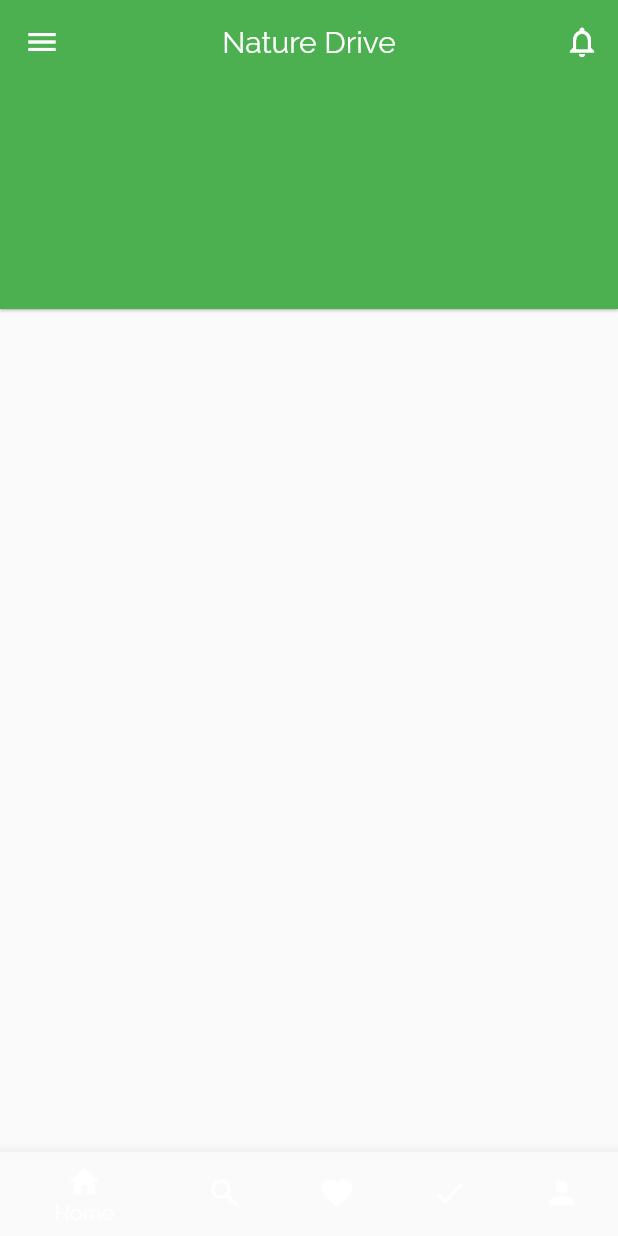
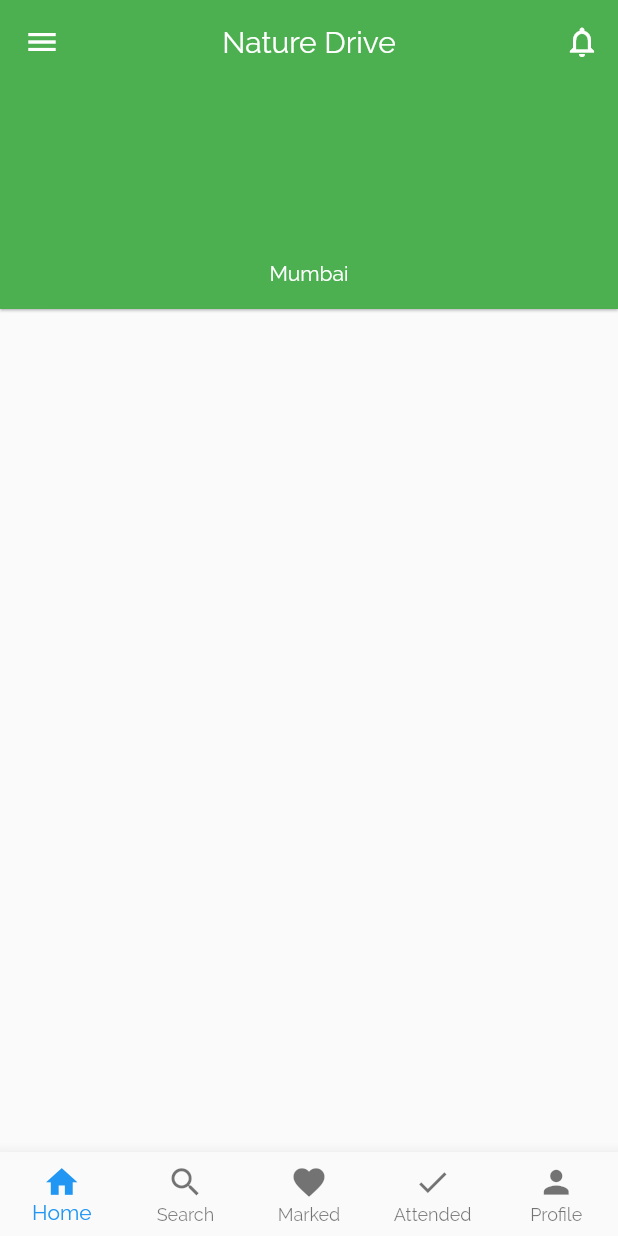
Before and after one commit to Dharmin8/social_app, a Flutter app: the screen it shows after launch, on a phone screen of 412 x 824 dp. Run offline on Flutter 3.47's test engine with Material 2 defaults, Android fonts, the phone set to English and light mode, and no system bars.

Commit message:
Bottom nav bar created, routing problems unresolved, title bar changed

```diff
--- a/lib/app_home.dart
+++ b/lib/app_home.dart
@@ -12,49 +12,89 @@ class AppHome extends StatefulWidget {
 
 class _AppHomeState extends State<AppHome> with SingleTickerProviderStateMixin {
 int _currentIndex = 0;
+void onTabTapped (int index){
+  setState(() {
+    _currentIndex= index;
+  });
+}
+ final List<Widget> children = [
+  new Home(),
+  new Search(),
+  new Favorite(),
+  new Check(),
+  new Person(),
+
+];
+
+
   @override
+
   Widget build(BuildContext context) {
+
     return new Scaffold(
-
         appBar: new AppBar(
           centerTitle: true,
           title: new Text("Nature Drive"),
           elevation: 0.7,
-          bottom: PreferredSize(
+
+          bottom:
+          PreferredSize(
             preferredSize: Size(50, 150),
-            child: Container(),
+            child: Container(
+              alignment: Alignment.center,
+              child: RaisedButton(
+                  textColor: Colors.white,
+                  color: Colors.green,
+                  child: Text("Mumbai"),
+                  elevation: 0,
+                  onPressed: () {}),
+            ),
           ),
-//        new TabBar(
-//          controller: _tabController,
-//          indicatorColor: Colors.white,
-//          tabs: <Widget>[
-//            new Tab(
-//              icon: Icon(Icons.home),
-//            ),
-//            new Tab(
-//              icon: Icon(Icons.search),
-//            ),
-//            new Tab(
-//              icon: Icon(Icons.favorite),
-//            ),
-//            new Tab(
-//              icon: Icon(Icons.check),
-//            ),
-//            new Tab(
-//              icon: Icon(Icons.person),
-//            ),
-//          ],
-//        ),
+//
           actions: <Widget>[
             IconButton(
               onPressed: () {},
               icon: new Icon(Icons.notifications_none),
-
-
             )
           ],
         ),
+      body:
 
+      Scaffold(
+
+        bottomNavigationBar: BottomNavigationBar(
+
+          onTap: onTabTapped,
+          currentIndex: _currentIndex ,
+
+          type: BottomNavigationBarType.fixed,
+          iconSize: 25,
+
+          items: [
+            BottomNavigationBarItem(
+              icon: new Icon(Icons.home),
+              title: new Text("Home"),
+            ),
+            BottomNavigationBarItem(
+              icon: new Icon(Icons.search),
+              title: new Text("Search"),
+            ),
+            BottomNavigationBarItem(
+              icon: new Icon(Icons.favorite),
+              title: new Text("Marked"),
+            ),
+            BottomNavigationBarItem(
+              icon: new Icon(Icons.check),
+              title: new Text("Attended"),
+            ),
+            BottomNavigationBarItem(
+              icon: new Icon(Icons.person),
+              title: new Text("Profile"),
+            ),
+          ],
+
+        ),
+      ),
         drawer: new Drawer(
           child: ListView(
             children: <Widget>[
@@ -81,104 +121,7 @@ int _currentIndex = 0;
             ],
           ),
         ),
-
         backgroundColor: new Color(0xffffffff),
-        body: new Scaffold(
-        bottomNavigationBar: BottomNavigationBar(
-          currentIndex: _currentIndex ,
-    items:[
-    BottomNavigationBarItem
-    (
-    icon: new Icon( Icons.home),
-    title: new Text("Home"),
-
-    ),
-    BottomNavigationBarItem
-    (
-    icon: new Icon( Icons.search),
-    title: new Text("Search"),
-
-    ),
-    BottomNavigationBarItem
-    (
-    icon: new Icon( Icons.favorite),
-    title: new Text("Marked"),
-
-    ),
-    BottomNavigationBarItem
-    (
-    icon: new Icon( Icons.check),
-    title: new Text("Check"),
-
-    ),
-    BottomNavigationBarItem
-    (
-    icon: new Icon( Icons.person),
-    title: new Text("Profile"),
-
-    ),
-  ],
-          onTap: (index) {
-            setState(() {
-              _currentIndex = index;
-            });
-          }
-          ,
-    ),
-    )
-
-
-    );
-
+       );
   }
-
-  }
-
-//class MyBottomNavigationBar extends StatefulWidget {
-//  @override
-//  _MyBottomNavigationBarState createState() => _MyBottomNavigationBarState();
-//}
-//
-//class _MyBottomNavigationBarState extends State<MyBottomNavigationBar> {
-//  @override
-//  Widget build(BuildContext context) {
-//    return new Scaffold(
-//      bottomNavigationBar: BottomNavigationBar(
-//          items:[
-//              BottomNavigationBarItem
-//                (
-//          icon: new Icon( Icons.home),
-//          title: new Text("Home"),
-//
-//      ),
-//            BottomNavigationBarItem
-//              (
-//              icon: new Icon( Icons.search),
-//              title: new Text("Search"),
-//
-//            ),
-//            BottomNavigationBarItem
-//              (
-//              icon: new Icon( Icons.favorite),
-//              title: new Text("Marked"),
-//
-//            ),
-//            BottomNavigationBarItem
-//              (
-//              icon: new Icon( Icons.check),
-//              title: new Text("Check"),
-//
-//            ),
-//            BottomNavigationBarItem
-//              (
-//              icon: new Icon( Icons.person),
-//              title: new Text("Profile"),
-//
-//            ),
-//      ]
-//      ),
-//
-//    );
-//  }
-//
-//}
+}
```
